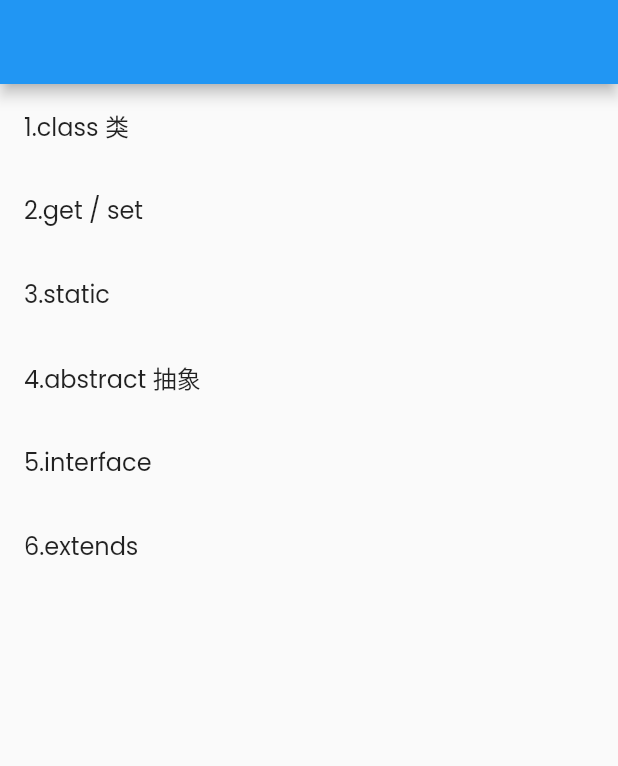
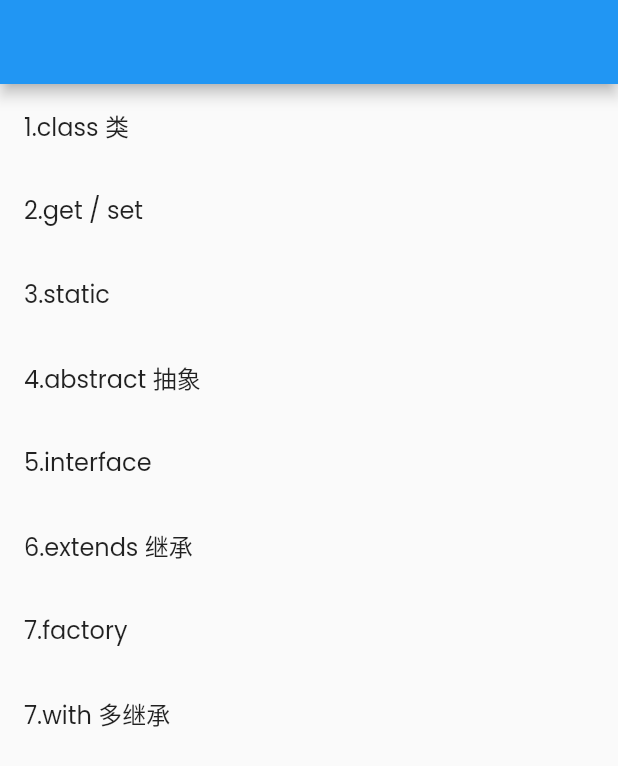
Before and after one commit to Shineforword/lyxy, a Flutter app: the ClassKit screen opened directly, on a phone screen of 412 x 824 dp. Shown: the top 766 px of the screen. Run offline on Flutter 3.47's test engine with Material 2 defaults, Android fonts, the phone set to English and light mode, and no system bars; our stand-ins replace extended_image, flutter_markdown; missing offline and left inert: markdown_syntax_highlighter, wechat_assets_picker; network calls fail.

Commit message:
[dart - with - 多继承]

```diff
--- a/lib/explore/class/classkit.dart
+++ b/lib/explore/class/classkit.dart
@@ -31,9 +31,16 @@ class ClassKit extends StatelessWidget {
               page: LyxyCodes(
                   mdpwd: "lib/assets/markdown/classkit/interface.md")),
           LyxyExploreItem(
-              title: "6.extends ",
+              title: "6.extends 继承",
               page:
                   LyxyCodes(mdpwd: "lib/assets/markdown/classkit/extends.md")),
+          LyxyExploreItem(
+              title: "7.factory ",
+              page:
+                  LyxyCodes(mdpwd: "lib/assets/markdown/classkit/factory.md")),
+          LyxyExploreItem(
+              title: "7.with 多继承 ",
+              page: LyxyCodes(mdpwd: "lib/assets/markdown/classkit/with.md")),
         ],
       ),
     );
```
Also changed, not shown: 2 other files.
